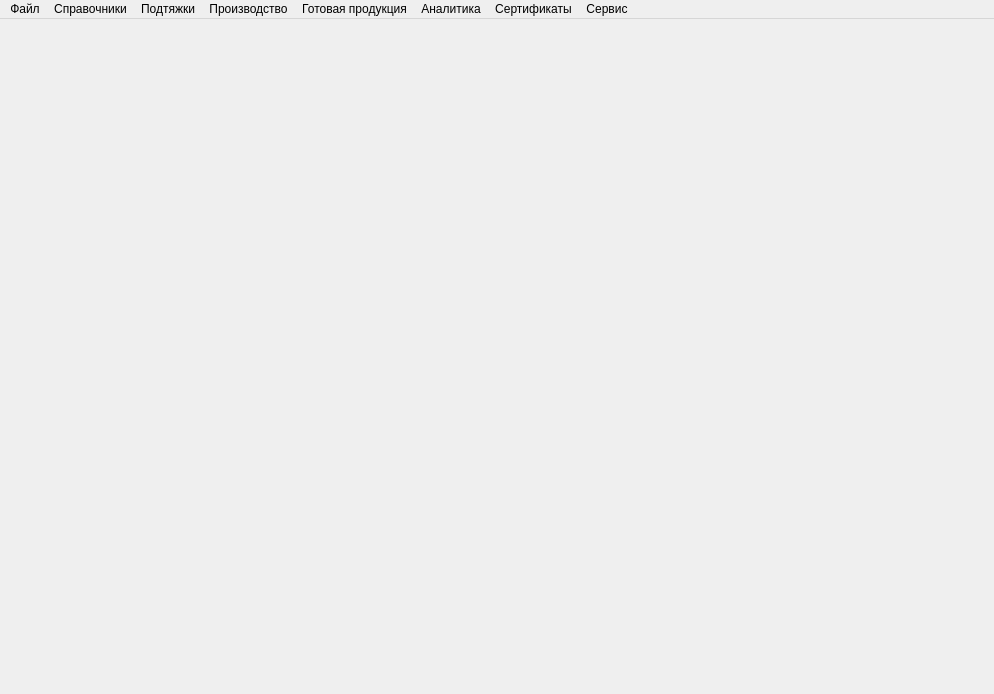
Sergeyego/wire_pr, file mainwindow.ui: the form before one commit.
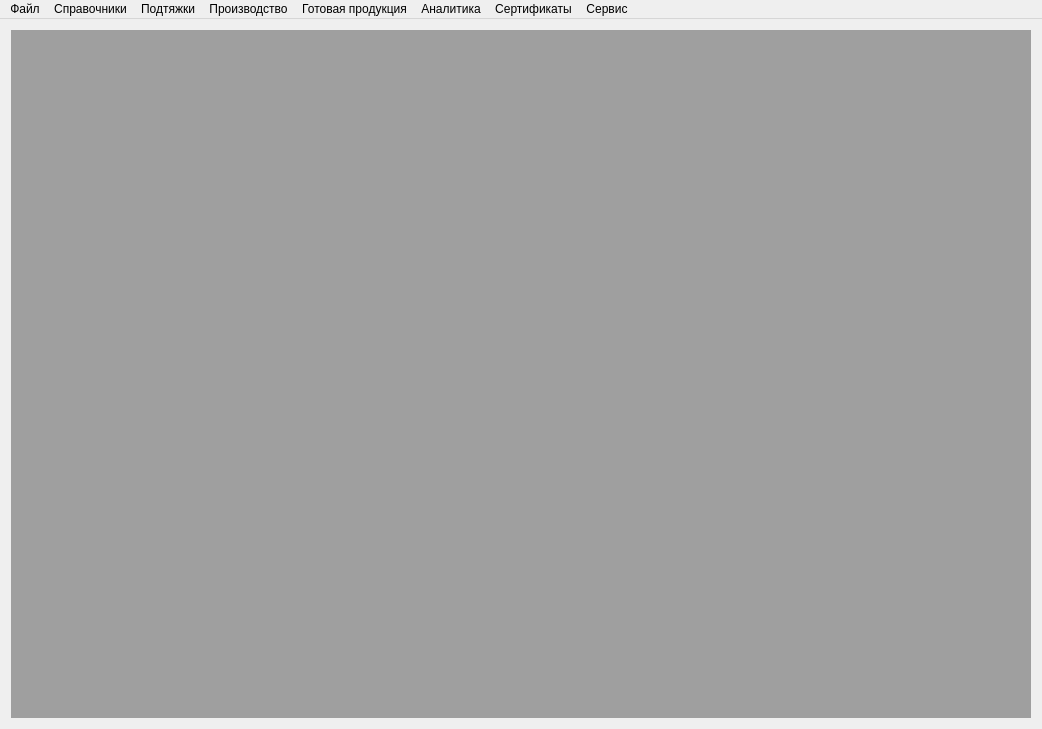
The form after the commit. Icons and pictures are not drawn.

Commit message: Переход на QMdiArea

What changed in the file:
```diff
--- a/mainwindow.ui
+++ b/mainwindow.ui
@@ -6,22 +6,39 @@
    <rect>
     <x>0</x>
     <y>0</y>
-    <width>994</width>
-    <height>694</height>
+    <width>1042</width>
+    <height>729</height>
    </rect>
   </property>
   <property name="windowTitle">
    <string>Производство проволоки</string>
   </property>
   <widget class="QWidget" name="centralWidget">
-   <layout class="QVBoxLayout" name="verticalLayout"/>
+   <layout class="QVBoxLayout" name="verticalLayout">
+    <item>
+     <widget class="QMdiArea" name="mdiArea">
+      <property name="viewMode">
+       <enum>QMdiArea::TabbedView</enum>
+      </property>
+      <property name="documentMode">
+       <bool>true</bool>
+      </property>
+      <property name="tabsClosable">
+       <bool>true</bool>
+      </property>
+      <property name="tabsMovable">
+       <bool>true</bool>
+      </property>
+     </widget>
+    </item>
+   </layout>
   </widget>
   <widget class="QMenuBar" name="menuBar">
    <property name="geometry">
     <rect>
      <x>0</x>
      <y>0</y>
-     <width>994</width>
+     <width>1042</width>
      <height>22</height>
     </rect>
    </property>
```
Left out of the diff: 143 changed lines with no effect on the pictures. The commit also changes 7 other files.
